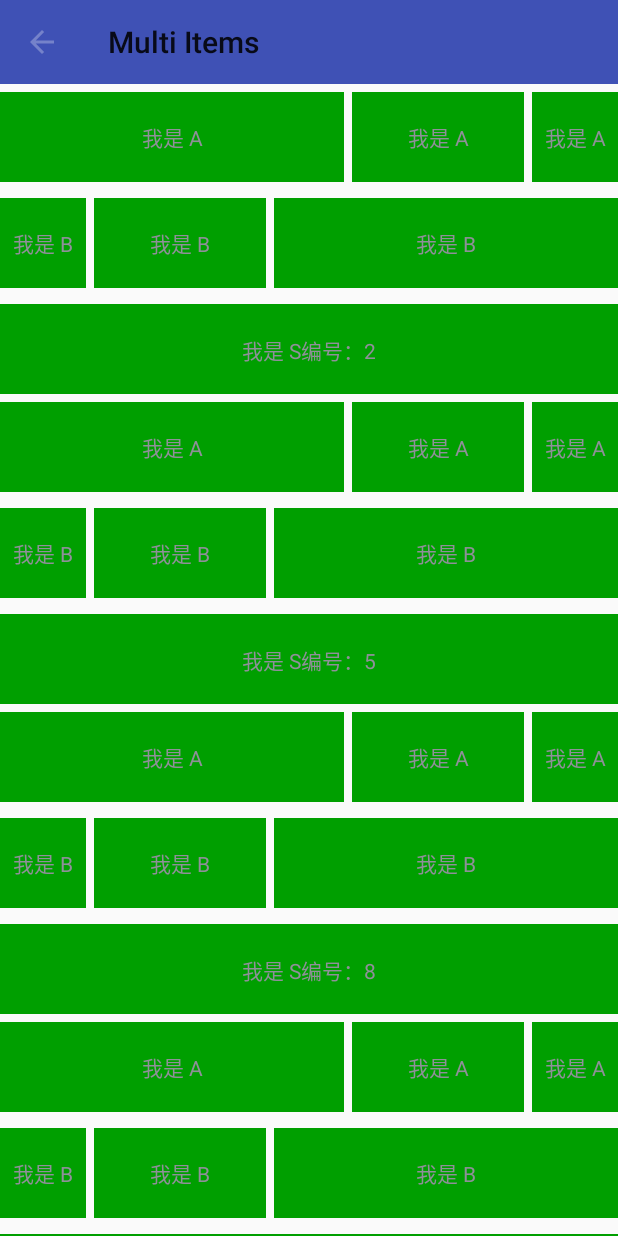
After one commit to naivor/android-adapter, an Android app: the MultiItemActivity screen opened directly, with no data from a screen before it, on a phone screen of 412 x 824 dp. The commit adds this screen. Run offline under Robolectric (Android 15) with nearby library versions, the phone set to English and light mode, and no system bars; our stand-ins replace ButterKnife.

Commit message:
添加 Multiple Items 示例 和gif

```diff
--- a/adapter/build.gradle
+++ b/adapter/build.gradle
@@ -6,7 +6,7 @@ version = "1.0.0"
 
 android {
     compileSdkVersion 25
-    buildToolsVersion "25.0.2"
+    buildToolsVersion "25.0.0"
     defaultConfig {
         minSdkVersion 15
         targetSdkVersion 25
--- a/adapter/src/main/java/com/naivor/adapter/RecyAdapter.java
+++ b/adapter/src/main/java/com/naivor/adapter/RecyAdapter.java
@@ -49,6 +49,14 @@ public abstract class RecyAdapter<T> extends RecyclerView.Adapter implements Ada
     @Override
     public int getItemCount() {
         return itemDatas.size() + getHeaderCount() + getFooterCount();
+    }
+
+    public T getItem(int position) {
+        if (position < getItemCount()) {
+            return itemDatas.get(position - getHeaderCount());
+        }
+
+        return null;
     }
 
     @Override
--- a/sample/build.gradle
+++ b/sample/build.gradle
@@ -2,7 +2,7 @@ apply plugin: 'com.android.application'
 
 android {
     compileSdkVersion 25
-    buildToolsVersion "25.0.2"
+    buildToolsVersion "25.0.0"
 
     defaultConfig {
         applicationId "com.naivor.sample"
@@ -37,10 +37,10 @@ dependencies {
 
     compile project(":adapter")
 
+
+
     compile 'com.android.support:appcompat-v7:25.3.0'
     compile 'com.android.support.constraint:constraint-layout:1.0.1'
     compile 'com.jakewharton:butterknife:7.0.1'
     testCompile 'junit:junit:4.12'
-
-
 }
--- a/sample/src/main/java/com/tianlai/sample/MainActivity.java
+++ b/sample/src/main/java/com/tianlai/sample/MainActivity.java
@@ -6,6 +6,7 @@ import android.support.v7.app.AppCompatActivity;
 import android.support.v7.widget.Toolbar;
 import android.view.View;
 import android.widget.Button;
+import android.widget.HorizontalScrollView;
 
 import butterknife.Bind;
 import butterknife.ButterKnife;
@@ -33,9 +34,10 @@ public class MainActivity extends AppCompatActivity {
         ButterKnife.bind(this);
 
         setSupportActionBar(toolbar);
+
     }
 
-    @OnClick({R.id.btn_list, R.id.btn_grid, R.id.btn_recycler, R.id.btn_header})
+    @OnClick({R.id.btn_list, R.id.btn_grid, R.id.btn_recycler, R.id.btn_header,R.id.btn_multi})
     public void onClick(View v) {
         switch (v.getId()) {
             case R.id.btn_list:
@@ -50,6 +52,9 @@ public class MainActivity extends AppCompatActivity {
             case R.id.btn_header:
                 startActivity(new Intent(this, HeaderFooterActivity.class));
                 break;
+            case R.id.btn_multi:
+                startActivity(new Intent(this, MultiItemActivity.class));
+                break;
             default:
 
                 break;
--- /dev/null
+++ b/sample/src/main/java/com/tianlai/sample/MultiItemActivity.java
@@ -0,0 +1,79 @@
+package com.tianlai.sample;
+
+import android.os.Bundle;
+import android.support.v7.app.AppCompatActivity;
+import android.support.v7.widget.LinearLayoutManager;
+import android.support.v7.widget.RecyclerView;
+import android.support.v7.widget.Toolbar;
+import android.view.View;
+import android.widget.Toast;
+
+import com.naivor.adapter.AdapterOperator;
+
+import java.util.ArrayList;
+import java.util.List;
+
+import butterknife.Bind;
+import butterknife.ButterKnife;
+
+public class MultiItemActivity extends AppCompatActivity {
+    @Bind(R.id.rv_content)
+    RecyclerView rvContent;
+    @Bind(R.id.toolbar)
+    Toolbar toolbar;
+
+    private MultiRecyAdapter adapter;
+
+    @Override
+    protected void onCreate(Bundle savedInstanceState) {
+        super.onCreate(savedInstanceState);
+        setContentView(R.layout.activity_multi_item);
+
+        ButterKnife.bind(this);
+
+        setSupportActionBar(toolbar);
+        getSupportActionBar().setTitle("Multi Items");
+        toolbar.setNavigationIcon(R.drawable.ic_arrow_back_black_24dp);
+        toolbar.setNavigationOnClickListener(new View.OnClickListener() {
+            @Override
+            public void onClick(View v) {
+                onBackPressed();
+            }
+        });
+
+        adapter = new MultiRecyAdapter(getApplicationContext());
+        adapter.setInnerClickListener(new AdapterOperator.InnerClickListener<SimpleItem>() {
+            @Override
+            public void onClick(View view, SimpleItem itemData, int postition) {
+                Toast.makeText(getApplicationContext(),"我是编号："+postition+"  "+itemData.getContent(),Toast.LENGTH_SHORT).show();
+            }
+        });
+
+        rvContent.setLayoutManager(new LinearLayoutManager(getApplicationContext()));
+        rvContent.setAdapter(adapter);
+
+        loadData();
+    }
+
+    private void loadData() {
+        List<SimpleItem> datas = new ArrayList<>();
+
+        SimpleItem itemA = new SimpleItem();
+        itemA.setContent("我是 A");
+        itemA.setType(SimpleItem.Type.A);
+        SimpleItem itemB = new SimpleItem();
+        itemB.setContent("我是 B");
+        itemB.setType(SimpleItem.Type.B);
+        SimpleItem itemS = new SimpleItem();
+        itemS.setContent("我是 S");
+        itemS.setType(SimpleItem.Type.S);
+        for (int i = 0; i < 10; i++) {
+            datas.add(itemA);
+            datas.add(itemB);
+            datas.add(itemS);
+        }
+
+        adapter.setItems(datas);
+    }
+
+}
--- /dev/null
+++ b/sample/src/main/java/com/tianlai/sample/MultiRecyAdapter.java
@@ -0,0 +1,176 @@
+package com.tianlai.sample;
+
+import android.content.Context;
+import android.support.v7.widget.RecyclerView;
+import android.view.View;
+import android.view.ViewGroup;
+import android.widget.TextView;
+
+import com.naivor.adapter.AdapterOperator;
+import com.naivor.adapter.RecyAdapter;
+import com.naivor.adapter.RecyHolder;
+
+import butterknife.Bind;
+import butterknife.ButterKnife;
+
+/**
+ * recyclerAdapter测试
+ * <p>
+ * Created by tianlai on 17-4-2.
+ */
+
+public class MultiRecyAdapter extends RecyAdapter<SimpleItem> {
+
+
+    public MultiRecyAdapter(Context context) {
+        super(context);
+    }
+
+    /**
+     * 创建viewholder,需要重写
+     *
+     * @param parent
+     * @param viewType
+     * @return
+     */
+    @Override
+    public RecyclerView.ViewHolder createHolder(ViewGroup parent, int viewType) {
+        View view = createView(parent, viewType);
+
+        switch (viewType) {
+            case SimpleItem.Type.A:
+                return new AHolder(view);
+            case SimpleItem.Type.B:
+                return new BHolder(view);
+            case SimpleItem.Type.S:
+                return new SHolder(view);
+            default:
+                return null;
+        }
+    }
+
+    @Override
+    public int getAdapterItemType(int position) {
+        return getItem(position).getType();
+    }
+
+    /**
+     * 获取布局资源
+     *
+     * @param viewType
+     * @return
+     */
+    @Override
+    public int getLayoutRes(int viewType) {
+        switch (viewType) {
+            case SimpleItem.Type.A:
+                return R.layout.list_item_txt_a;
+            case SimpleItem.Type.B:
+                return R.layout.list_item_txt_b;
+            case SimpleItem.Type.S:
+                return R.layout.list_item_txt;
+            default:
+                return 0;
+        }
+
+    }
+
+
+    static class SHolder extends RecyHolder<SimpleItem> implements View.OnClickListener {
+
+        @Bind(R.id.tv_text)
+        TextView tvText;
+
+        public SHolder(View itemView) {
+            super(itemView);
+
+            ButterKnife.bind(this, itemView);
+
+            itemView.setOnClickListener(this);
+        }
+
+        @Override
+        public void bindData(AdapterOperator<SimpleItem> operator, int position, SimpleItem itemData) {
+            super.bindData(operator, position, itemData);
+
+            tvText.setText(itemData.getContent() + "编号：" + position);
+        }
+
+
+        @Override
+        public void onClick(View v) {
+            if (clickListener != null) {
+                clickListener.onClick(v, itemData, position);
+            }
+        }
+    }
+
+    static class AHolder extends RecyHolder<SimpleItem> implements View.OnClickListener {
+
+        @Bind(R.id.tv_text_1)
+        TextView tvText1;
+        @Bind(R.id.tv_text_2)
+        TextView tvText2;
+        @Bind(R.id.tv_text_3)
+        TextView tvText3;
+
+        public AHolder(View itemView) {
+            super(itemView);
+
+            ButterKnife.bind(this, itemView);
+
+            itemView.setOnClickListener(this);
+        }
+
+        @Override
+        public void bindData(AdapterOperator<SimpleItem> operator, int position, SimpleItem itemData) {
+            super.bindData(operator, position, itemData);
+
+            tvText1.setText(itemData.getContent());
+            tvText2.setText(itemData.getContent());
+            tvText3.setText(itemData.getContent());
+        }
+
+        @Override
+        public void onClick(View v) {
+            if (clickListener != null) {
+                clickListener.onClick(v, itemData, position);
+            }
+        }
+    }
+
+    static class BHolder extends RecyHolder<SimpleItem> implements View.OnClickListener {
+
+        @Bind(R.id.tv_text_1)
+        TextView tvText1;
+        @Bind(R.id.tv_text_2)
+        TextView tvText2;
+        @Bind(R.id.tv_text_3)
+        TextView tvText3;
+
+        public BHolder(View itemView) {
+            super(itemView);
+
+            ButterKnife.bind(this, itemView);
+
+            itemView.setOnClickListener(this);
+        }
+
+        @Override
+        public void bindData(AdapterOperator<SimpleItem> operator, int position, SimpleItem itemData) {
+            super.bindData(operator, position, itemData);
+
+            tvText1.setText(itemData.getContent());
+            tvText2.setText(itemData.getContent());
+            tvText3.setText(itemData.getContent());
+        }
+
+        @Override
+        public void onClick(View v) {
+            if (clickListener != null) {
+                clickListener.onClick(v, itemData, position);
+            }
+        }
+    }
+
+}
--- a/sample/src/main/java/com/tianlai/sample/SimpleItem.java
+++ b/sample/src/main/java/com/tianlai/sample/SimpleItem.java
@@ -25,6 +25,8 @@ public class SimpleItem {
 
     private String content;
 
+    private int type;
+
     public int getId() {
         return id;
     }
@@ -41,11 +43,27 @@ public class SimpleItem {
         this.content = content;
     }
 
+    public int getType() {
+        return type;
+    }
+
+    public void setType(int type) {
+        this.type = type;
+    }
+
+    public static interface Type {
+        int A = 0;
+        int B = 1;
+        int S = 2;
+
+    }
+
     @Override
     public String toString() {
         return "SimpleItem{" +
                 "id=" + id +
                 ", content='" + content + '\'' +
+                ", type=" + type +
                 '}';
     }
 }
--- a/sample/src/main/res/layout/activity_main.xml
+++ b/sample/src/main/res/layout/activity_main.xml
@@ -13,7 +13,7 @@
         android:id="@+id/btn_list"
         android:layout_width="match_parent"
         android:layout_height="60sp"
-        android:layout_marginTop="20dp"
+        android:layout_marginTop="10dp"
         android:layout_marginLeft="10dp"
         android:layout_marginRight="10dp"
         android:text="ListView   Adapter" />
@@ -22,6 +22,7 @@
         android:id="@+id/btn_grid"
         android:layout_width="match_parent"
         android:layout_marginLeft="10dp"
+        android:layout_marginTop="10dp"
         android:layout_marginRight="10dp"
         android:layout_height="60sp"
         android:text="GridView   Adapter" />
@@ -30,6 +31,7 @@
         android:id="@+id/btn_recycler"
         android:layout_width="match_parent"
         android:layout_marginLeft="10dp"
+        android:layout_marginTop="10dp"
         android:layout_marginRight="10dp"
         android:layout_height="60sp"
         android:text="Recycler   Adapter" />
@@ -38,6 +40,16 @@
         android:id="@+id/btn_header"
         android:layout_marginLeft="10dp"
         android:layout_marginRight="10dp"
+        android:layout_marginTop="10dp"
+        android:layout_width="match_parent"
+        android:layout_height="60sp"
+        android:text="Recycler   HeaderFooter" />
+
+    <Button
+        android:id="@+id/btn_multi"
+        android:layout_marginLeft="10dp"
+        android:layout_marginTop="10dp"
+        android:layout_marginRight="10dp"
         android:layout_width="match_parent"
         android:layout_height="60sp"
         android:text="Recycler   HeaderFooter" />
--- /dev/null
+++ b/sample/src/main/res/layout/activity_multi_item.xml
@@ -0,0 +1,18 @@
+<?xml version="1.0" encoding="utf-8"?>
+<LinearLayout xmlns:android="http://schemas.android.com/apk/res/android"
+    xmlns:app="http://schemas.android.com/apk/res-auto"
+    xmlns:tools="http://schemas.android.com/tools"
+    android:layout_width="match_parent"
+    android:orientation="vertical"
+    android:layout_height="match_parent"
+    tools:context="com.tianlai.sample.MultiItemActivity">
+
+    <include layout="@layout/toolbar_layout" />
+
+    <android.support.v7.widget.RecyclerView
+        android:id="@+id/rv_content"
+        android:layout_width="match_parent"
+        android:layout_height="0dp"
+        android:layout_weight="1" />
+
+</LinearLayout>
--- /dev/null
+++ b/sample/src/main/res/layout/list_item_txt_a.xml
@@ -0,0 +1,57 @@
+<?xml version="1.0" encoding="utf-8"?><!--
+  ~ Copyright (c) 2016. Naivor.All rights reserved.
+  ~
+  ~ Licensed under the Apache License, Version 2.0 (the "License");
+  ~ you may not use this file except in compliance with the License.
+  ~ You may obtain a copy of the License at
+  ~
+  ~    http://www.apache.org/licenses/LICENSE-2.0
+  ~
+  ~ Unless required by applicable law or agreed to in writing, software
+  ~ distributed under the License is distributed on an "AS IS" BASIS,
+  ~ WITHOUT WARRANTIES OR CONDITIONS OF ANY KIND, either express or implied.
+  ~ See the License for the specific language governing permissions and
+  ~ limitations under the License.
+  -->
+
+<LinearLayout xmlns:android="http://schemas.android.com/apk/res/android"
+    xmlns:tools="http://schemas.android.com/tools"
+    android:layout_width="match_parent"
+    android:layout_height="60dp"
+    android:layout_marginBottom="5dp"
+    android:layout_marginTop="5dp"
+    android:orientation="horizontal">
+
+    <TextView
+        android:id="@+id/tv_text_1"
+        android:layout_width="0dp"
+        android:layout_height="match_parent"
+        android:layout_centerInParent="true"
+        android:layout_weight="4"
+        android:background="#009F00"
+        android:gravity="center"
+        tools:text="路径" />
+
+    <TextView
+        android:id="@+id/tv_text_2"
+        android:layout_width="0dp"
+        android:layout_height="match_parent"
+        android:layout_centerInParent="true"
+        android:layout_marginLeft="5dp"
+        android:layout_weight="2"
+        android:background="#009F00"
+        android:gravity="center"
+        tools:text="路径" />
+
+    <TextView
+        android:id="@+id/tv_text_3"
+        android:layout_width="0dp"
+        android:layout_height="match_parent"
+        android:layout_centerInParent="true"
+        android:layout_marginLeft="5dp"
+        android:layout_weight="1"
+        android:background="#009F00"
+        android:gravity="center"
+        tools:text="路径" />
+
+</LinearLayout>
--- /dev/null
+++ b/sample/src/main/res/layout/list_item_txt_b.xml
@@ -0,0 +1,57 @@
+<?xml version="1.0" encoding="utf-8"?><!--
+  ~ Copyright (c) 2016. Naivor.All rights reserved.
+  ~
+  ~ Licensed under the Apache License, Version 2.0 (the "License");
+  ~ you may not use this file except in compliance with the License.
+  ~ You may obtain a copy of the License at
+  ~
+  ~    http://www.apache.org/licenses/LICENSE-2.0
+  ~
+  ~ Unless required by applicable law or agreed to in writing, software
+  ~ distributed under the License is distributed on an "AS IS" BASIS,
+  ~ WITHOUT WARRANTIES OR CONDITIONS OF ANY KIND, either express or implied.
+  ~ See the License for the specific language governing permissions and
+  ~ limitations under the License.
+  -->
+
+<LinearLayout xmlns:android="http://schemas.android.com/apk/res/android"
+    xmlns:tools="http://schemas.android.com/tools"
+    android:layout_width="match_parent"
+    android:layout_height="60dp"
+    android:layout_marginBottom="5dp"
+    android:layout_marginTop="5dp"
+    android:orientation="horizontal">
+
+    <TextView
+        android:id="@+id/tv_text_1"
+        android:layout_width="0dp"
+        android:layout_height="match_parent"
+        android:layout_centerInParent="true"
+        android:layout_weight="1"
+        android:background="#009F00"
+        android:gravity="center"
+        tools:text="路径" />
+
+    <TextView
+        android:id="@+id/tv_text_2"
+        android:layout_width="0dp"
+        android:layout_height="match_parent"
+        android:layout_centerInParent="true"
+        android:layout_marginLeft="5dp"
+        android:layout_weight="2"
+        android:background="#009F00"
+        android:gravity="center"
+        tools:text="路径" />
+
+    <TextView
+        android:id="@+id/tv_text_3"
+        android:layout_width="0dp"
+        android:layout_height="match_parent"
+        android:layout_centerInParent="true"
+        android:layout_marginLeft="5dp"
+        android:layout_weight="4"
+        android:background="#009F00"
+        android:gravity="center"
+        tools:text="路径" />
+
+</LinearLayout>
```
Also changed, not shown: sample/src/main/AndroidManifest.xml (+4 -3 lines), 1 other file.
